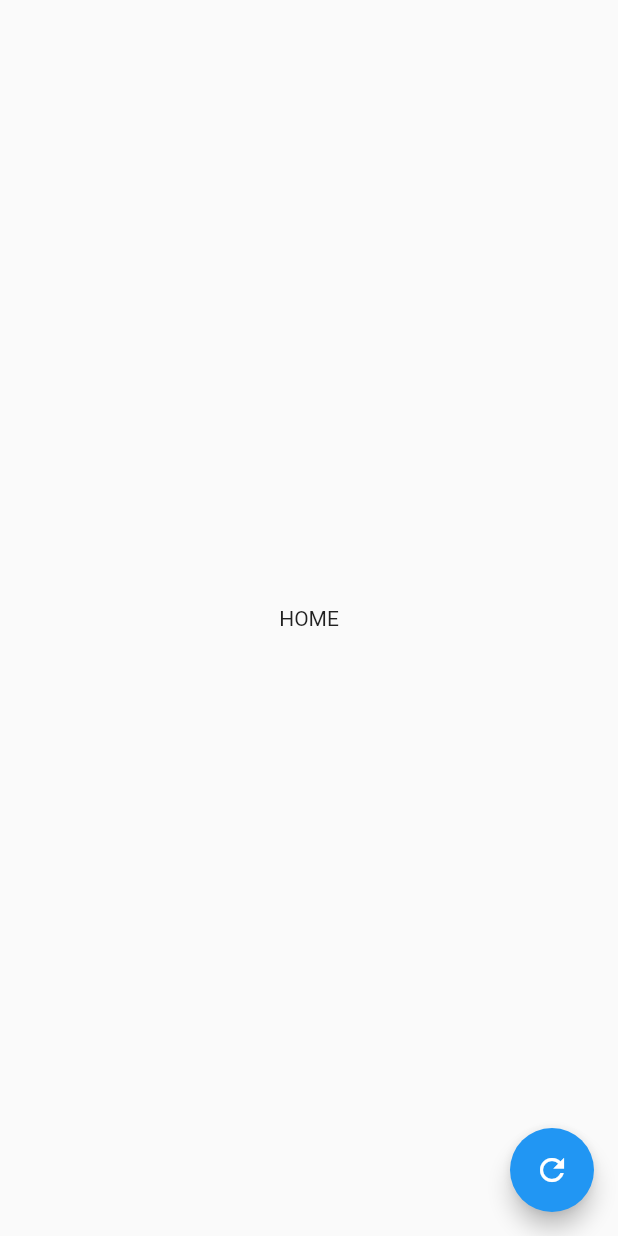
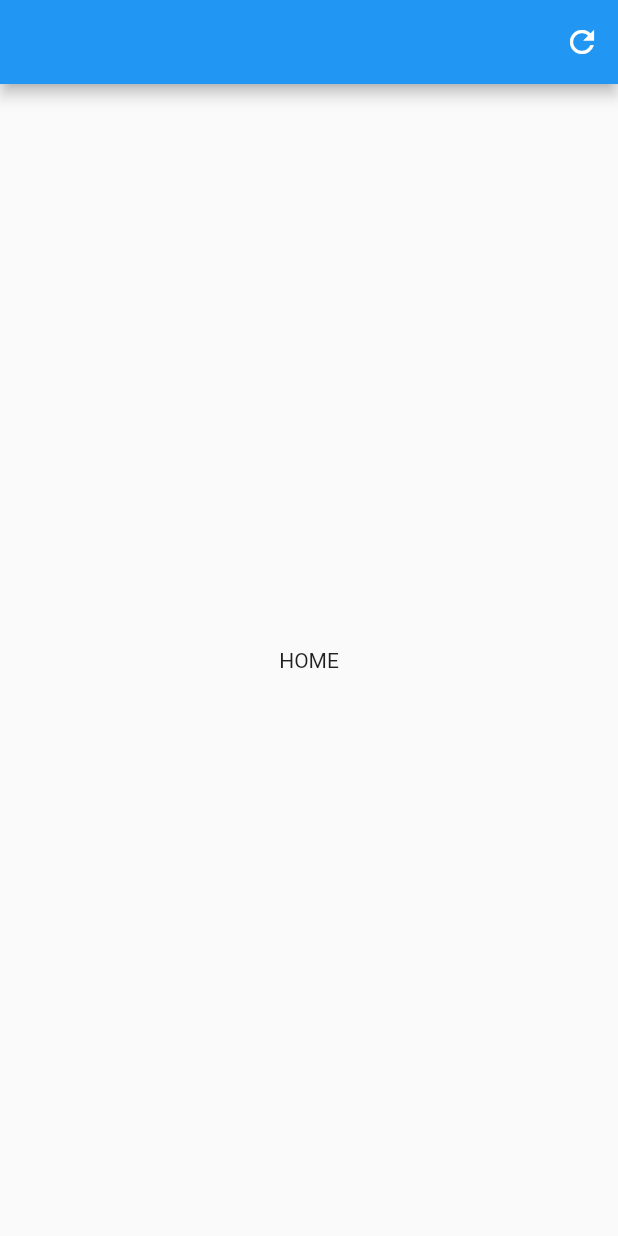
Before and after one commit to linnefromice/flutter_practice_riverpod, a Flutter app: the screen it shows after launch, on a phone screen of 412 x 824 dp. Run offline on Flutter 3.47's test engine with Material 2 defaults, Android fonts, the phone set to English and light mode, and no system bars; our stand-ins replace flutter_hooks, hooks_riverpod.

Commit message:
move button

```diff
--- a/lib/screens/home_screen.dart
+++ b/lib/screens/home_screen.dart
@@ -8,12 +8,16 @@ class HomeScreen extends HookWidget {
   Widget build(BuildContext context) {
     final mode = useProvider(modeProvider);
     return Scaffold(
+      appBar: AppBar(
+        actions: [
+          IconButton(
+            icon: Icon(Icons.refresh),
+            onPressed: () => mode.change(),
+          )
+        ],
+      ),
       body: Center(
         child: Text("HOME"),
-      ),
-      floatingActionButton: FloatingActionButton(
-        onPressed: () => mode.change(),
-        child: Icon(Icons.refresh),
       ),
     );
   }
```
